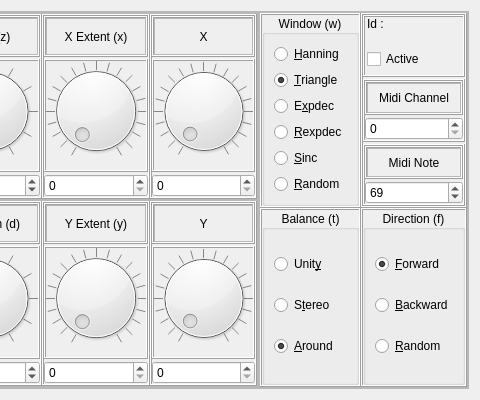
Qt form sources/interface/CloudDialog.ui (linuxmao-org/Frontieres) before a commit; both pictures show x 378 to 858 and y 0 to 400 of the 858 by 400 pixel window.
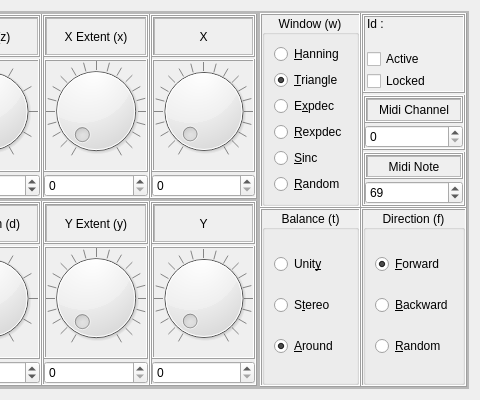
The same form after that commit. Icons and pictures are not drawn.

Commit message: ajout proprieté locked aux clouds et sa gestion

The edit to the form file:
```diff
--- a/sources/interface/CloudDialog.ui
+++ b/sources/interface/CloudDialog.ui
@@ -2215,6 +2215,13 @@
                  </property>
                 </widget>
                </item>
+               <item row="4" column="0">
+                <widget class="QCheckBox" name="checkBox_Locked">
+                 <property name="text">
+                  <string>Locked</string>
+                 </property>
+                </widget>
+               </item>
               </layout>
              </widget>
             </item>
```
Left out of the diff: 8 changed lines with no effect on the pictures. The commit also changes 6 other files.
